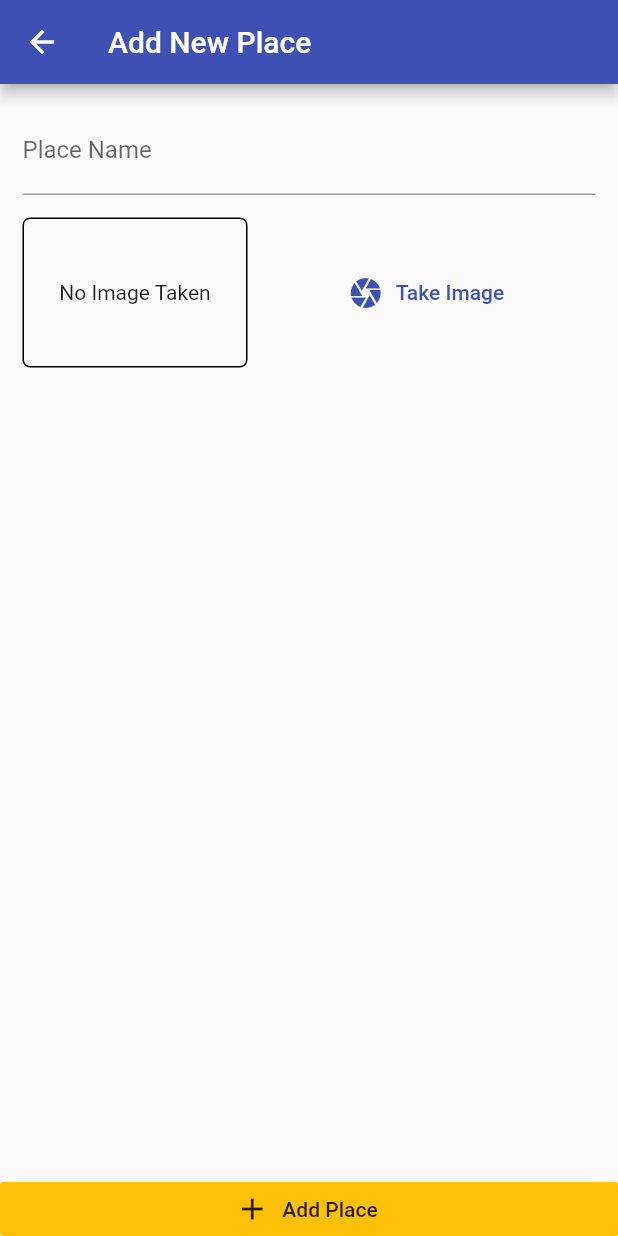
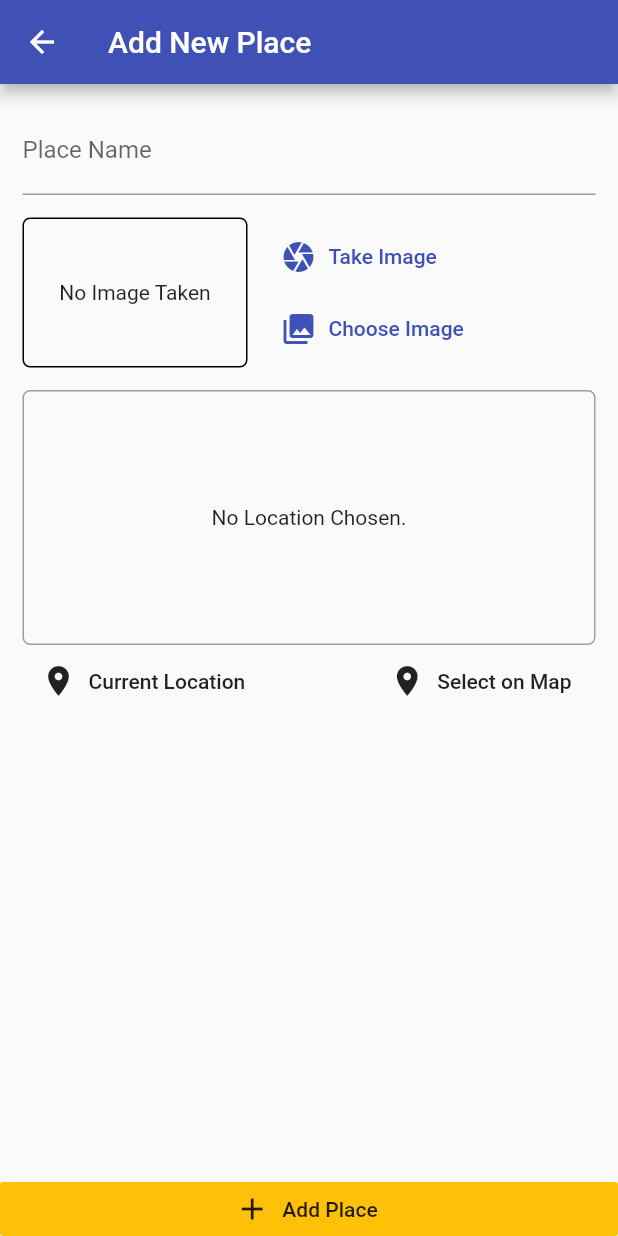
Before and after one commit to AhmedMostafaElbasha/Great-Places-App, a Flutter app: the AddPlaceScreen screen opened by its route, after a tap on "Take Image", on a phone screen of 412 x 824 dp. Run offline on Flutter 3.47's test engine with Material 2 defaults, Android fonts, the phone set to English and light mode, and no system bars; our stand-ins replace google_maps_flutter, image_picker, location, sqflite; accounts and stored records are empty.

Commit message:
Allowed the user to pick the place location on map

```diff
--- /dev/null
+++ b/great_places_app/lib/helpers/location_helper.dart
@@ -0,0 +1,10 @@
+const GOOGLE_MAPS_API_KEY = 'AIzaSyDz7P-_dwZXeuRMtGQNVAo4bkuWZM1sQDg';
+
+class LocationHelper {
+  static String generateLocationPreviewImage({
+    double latitude,
+    double longitude,
+  }) {
+    return 'https://maps.googleapis.com/maps/api/staticmap?center=&$latitude,$longitude&zoom=16&size=600x300&maptype=roadmap&markers=color:red%7Clabel:C%7C$latitude,$longitude&key=$GOOGLE_MAPS_API_KEY';
+  }
+}
--- a/great_places_app/lib/models/place.dart
+++ b/great_places_app/lib/models/place.dart
@@ -7,7 +7,7 @@ class PlaceLocation {
   final double longitude;
   final String address;
 
-  PlaceLocation({
+  const PlaceLocation({
     @required this.latitude,
     @required this.longitude,
     this.address,
--- a/great_places_app/lib/screens/add_place_screen.dart
+++ b/great_places_app/lib/screens/add_place_screen.dart
@@ -1,6 +1,7 @@
 import 'dart:io';
 
 import 'package:flutter/material.dart';
+import 'package:great_places_app/widgets/location_input.dart';
 import 'package:provider/provider.dart';
 
 import '../widgets/image_input.dart';
@@ -69,6 +70,10 @@ class _AddPlaceScreenState extends State<AddPlaceScreen> {
                       height: 15,
                     ),
                     ImageInput(_takeImage),
+                    SizedBox(
+                      height: 15,
+                    ),
+                    LocationInput(),
                   ],
                 ),
               ),
--- a/great_places_app/lib/widgets/image_input.dart
+++ b/great_places_app/lib/widgets/image_input.dart
@@ -4,6 +4,7 @@ import 'package:flutter/material.dart';
 import 'package:image_picker/image_picker.dart';
 import 'package:path/path.dart' as path;
 import 'package:path_provider/path_provider.dart' as systemPaths;
+
 class ImageInput extends StatefulWidget {
   final Function onSelectImage;
 
@@ -15,12 +16,12 @@ class ImageInput extends StatefulWidget {
 class _ImageInputState extends State<ImageInput> {
   File _storedImage;
 
-  Future<void> _takeImage() async {
+  Future<void> _takeImage(String source) async {
+    if (source == 'camera') {
       final imageFile = await ImagePicker.pickImage(
         source: ImageSource.camera,
         maxWidth: 600,
       );
-
       if (imageFile == null) {
         return;
       }
@@ -33,6 +34,24 @@ class _ImageInputState extends State<ImageInput> {
       final fileName = path.basename(imageFile.path);
       final savedImage = await imageFile.copy('${appDirectory.path}/$fileName');
       widget.onSelectImage(savedImage);
+    } else if (source == 'gallery') {
+      final imageFile = await ImagePicker.pickImage(
+        source: ImageSource.gallery,
+        maxWidth: 600,
+      );
+      if (imageFile == null) {
+        return;
+      }
+
+      setState(() {
+        _storedImage = imageFile;
+      });
+
+      final appDirectory = await systemPaths.getApplicationDocumentsDirectory();
+      final fileName = path.basename(imageFile.path);
+      final savedImage = await imageFile.copy('${appDirectory.path}/$fileName');
+      widget.onSelectImage(savedImage);
+    }
   }
 
   @override
@@ -65,12 +84,20 @@ class _ImageInputState extends State<ImageInput> {
           width: 10,
         ),
         Expanded(
-          child: FlatButton.icon(
+          child: Column(crossAxisAlignment: CrossAxisAlignment.start,children: <Widget>[
+            FlatButton.icon(
               icon: Icon(Icons.camera),
               label: Text('Take Image'),
               textColor: Theme.of(context).primaryColor,
-            onPressed: _takeImage,
+              onPressed: () => _takeImage('camera'),
             ),
+            FlatButton.icon(
+              icon: Icon(Icons.photo_library),
+              label: Text('Choose Image'),
+              textColor: Theme.of(context).primaryColor,
+              onPressed: () => _takeImage('gallery'),
+            ),
+          ]),
         ),
       ],
     );
--- /dev/null
+++ b/great_places_app/lib/widgets/location_input.dart
@@ -0,0 +1,86 @@
+import 'package:flutter/material.dart';
+import 'package:location/location.dart';
+import 'package:google_maps_flutter/google_maps_flutter.dart';
+import 'package:path/path.dart';
+
+import '../helpers/location_helper.dart';
+import '../screens/map_screen.dart';
+
+class LocationInput extends StatefulWidget {
+  @override
+  _LocationInputState createState() => _LocationInputState();
+}
+
+class _LocationInputState extends State<LocationInput> {
+  String _imagePreviewUrl;
+
+  Future<void> _getCurrentUserLocation() async {
+    final locationData = await Location().getLocation();
+
+    final staticMapImageUrl = LocationHelper.generateLocationPreviewImage(
+      latitude: locationData.latitude,
+      longitude: locationData.longitude,
+    );
+
+    setState(() {
+      _imagePreviewUrl = staticMapImageUrl;
+    });
+  }
+
+  Future<void> _selectOnMap(BuildContext context) async {
+    final selectedLocation = await Navigator.of(context).push<LatLng>(
+      MaterialPageRoute(
+        fullscreenDialog: true,
+        builder: (context) => MapScreen(isSelecting: true,),
+      ),
+    );
+    if(selectedLocation == null) {
+      return;
+    }
+    print(selectedLocation.latitude);
+    //...
+  }
+
+  @override
+  Widget build(BuildContext context) {
+    return Column(
+      children: <Widget>[
+        Container(
+          height: 170,
+          alignment: Alignment.center,
+          width: double.infinity,
+          decoration: BoxDecoration(
+              border: Border.all(width: 1, color: Colors.grey),
+              borderRadius: BorderRadius.circular(5)),
+          child: _imagePreviewUrl == null
+              ? Text(
+                  'No Location Chosen.',
+                  textAlign: TextAlign.center,
+                )
+              : Image.network(
+                  _imagePreviewUrl,
+                  fit: BoxFit.cover,
+                  width: double.infinity,
+                ),
+        ),
+        Row(
+          mainAxisAlignment: MainAxisAlignment.spaceBetween,
+          children: <Widget>[
+            FlatButton.icon(
+              icon: Icon(Icons.location_on),
+              label: Text('Current Location'),
+              onPressed: _getCurrentUserLocation,
+            ),
+            FlatButton.icon(
+              icon: Icon(Icons.location_on),
+              label: Text('Select on Map'),
+              onPressed: () {
+                _selectOnMap(context);
+              },
+            ),
+          ],
+        )
+      ],
+    );
+  }
+}
--- a/great_places_app/pubspec.yaml
+++ b/great_places_app/pubspec.yaml
@@ -24,6 +24,10 @@ dependencies:
   path_provider: ^1.5.1
   path: ^1.6.4
   sqflite: ^1.2.0
+  location: ^2.3.5
+  google_maps_flutter: ^0.5.22
+
+
 
 
 
```
Also changed, not shown: great_places_app/lib/screens/map_screen.dart (added, +65 -0 lines), 5 other files. Lines whose indentation alone changed are shown as unchanged.
